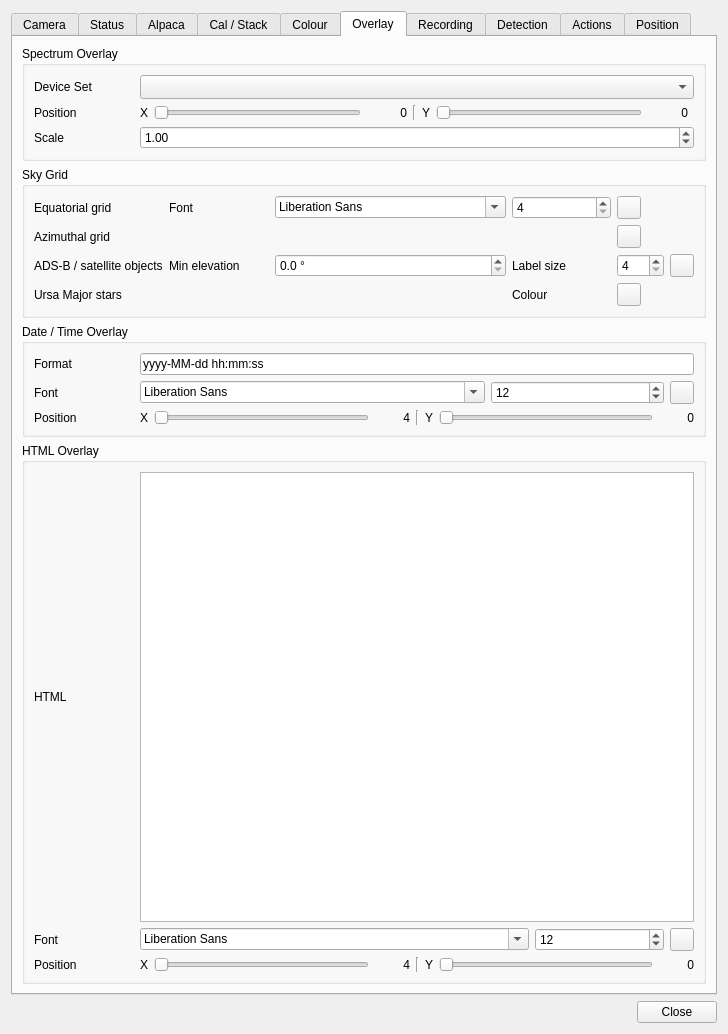
srcejon/sdrangel, file plugins/feature/camera/camerasettingsdialog.ui: the form before one commit.
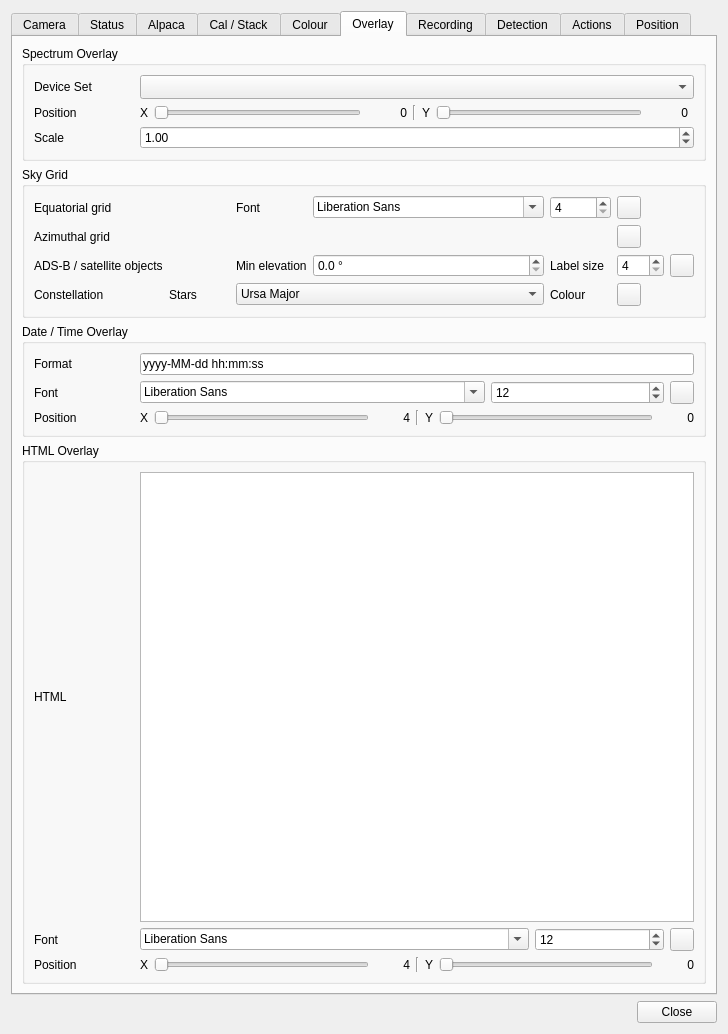
The form after the commit. The open tabs and pages were chosen to show the change. Icons and pictures are not drawn.

Commit message: Add camera constellation overlay selector

```diff
--- a/plugins/feature/camera/camerasettingsdialog.ui
+++ b/plugins/feature/camera/camerasettingsdialog.ui
@@ -2855,7 +2855,36 @@
           <item row="3" column="0">
            <widget class="QLabel" name="ursaMajorStarsLabel">
             <property name="text">
-             <string>Ursa Major stars</string>
+             <string>Constellation</string>
+            </property>
+           </widget>
+          </item>
+          <item row="3" column="3" colspan="2">
+           <widget class="QComboBox" name="constellationOverlayCombo">
+            <property name="toolTip">
+             <string>Select which constellation major stars to overlay</string>
+            </property>
+            <item>
+             <property name="text">
+              <string>Ursa Major</string>
+             </property>
+            </item>
+            <item>
+             <property name="text">
+              <string>Orion</string>
+             </property>
+            </item>
+            <item>
+             <property name="text">
+              <string>Crux</string>
+             </property>
+            </item>
+           </widget>
+          </item>
+          <item row="3" column="2">
+           <widget class="QLabel" name="constellationOverlayComboLabel">
+            <property name="text">
+             <string>Stars</string>
             </property>
            </widget>
           </item>
```
Left out of the diff: 2 changed lines with no effect on the pictures. The commit also changes 7 other files.
